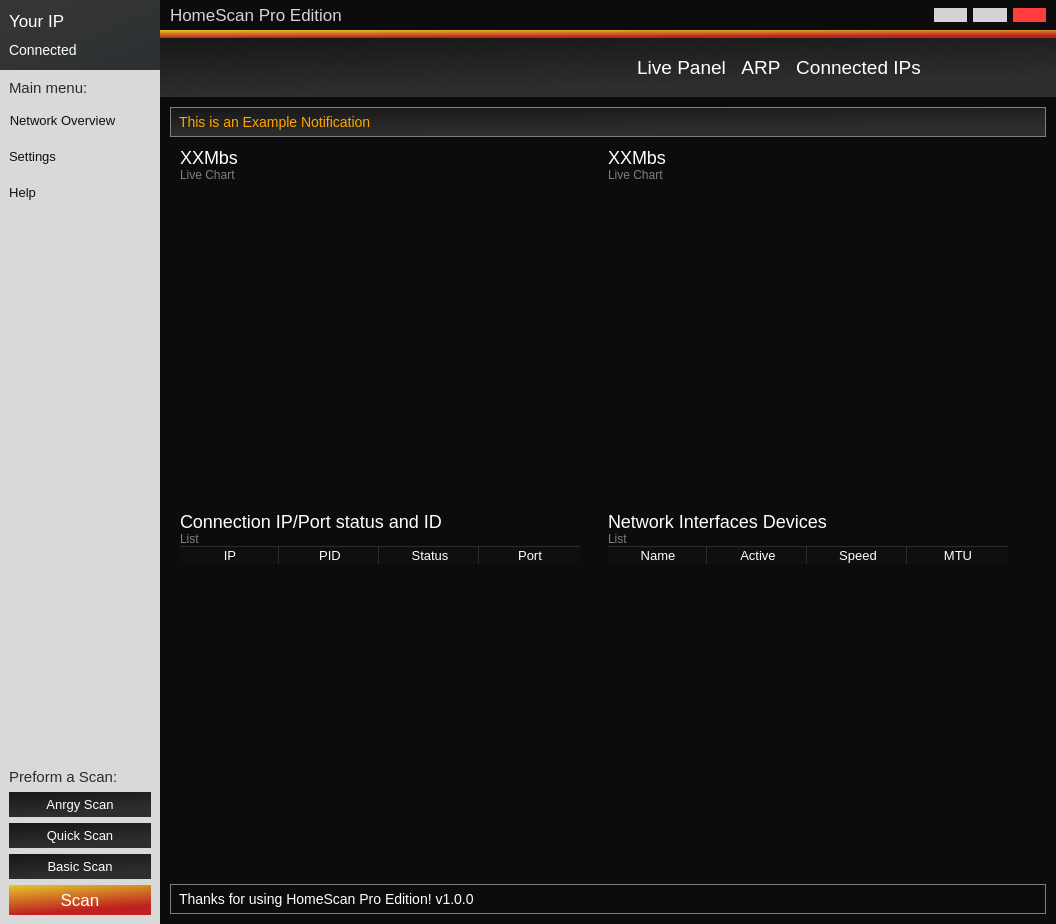
Before: the Qt Designer form mainwindow.ui in hunterjreid/HomeScan, drawn with Qt 5.
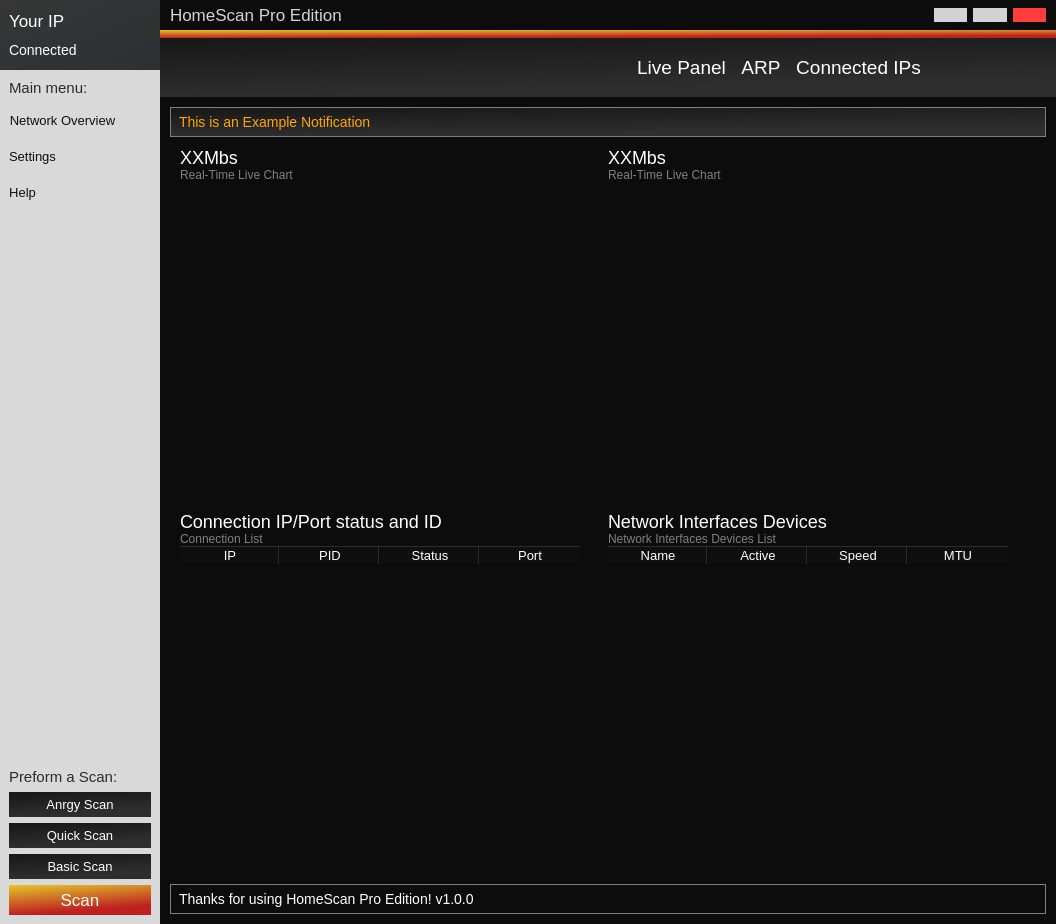
After: the same form once the commit is applied. Icons and pictures are not drawn. Custom widgets are drawn as their Qt base class.

The edit to the form file:
```diff
--- a/mainwindow.ui
+++ b/mainwindow.ui
@@ -879,7 +879,7 @@
                    <string notr="true">color:grey;background:none;margin:0px;</string>
                   </property>
                   <property name="text">
-                   <string>Live Chart</string>
+                   <string>Real-Time Live Chart</string>
                   </property>
                  </widget>
                 </item>
@@ -987,7 +987,7 @@
 padding:0;</string>
                   </property>
                   <property name="text">
-                   <string>List</string>
+                   <string>Connection List</string>
                   </property>
                  </widget>
                 </item>
@@ -1134,7 +1134,7 @@
                    <string notr="true">color:grey;background:none;margin:0px;margin-top:-10px;</string>
                   </property>
                   <property name="text">
-                   <string>Live Chart</string>
+                   <string>Real-Time Live Chart</string>
                   </property>
                  </widget>
                 </item>
@@ -1238,7 +1238,7 @@
                    <string notr="true">color:grey;background:none;margin:0px;</string>
                   </property>
                   <property name="text">
-                   <string>List</string>
+                   <string>Network Interfaces Devices List</string>
                   </property>
                  </widget>
                 </item>
```
